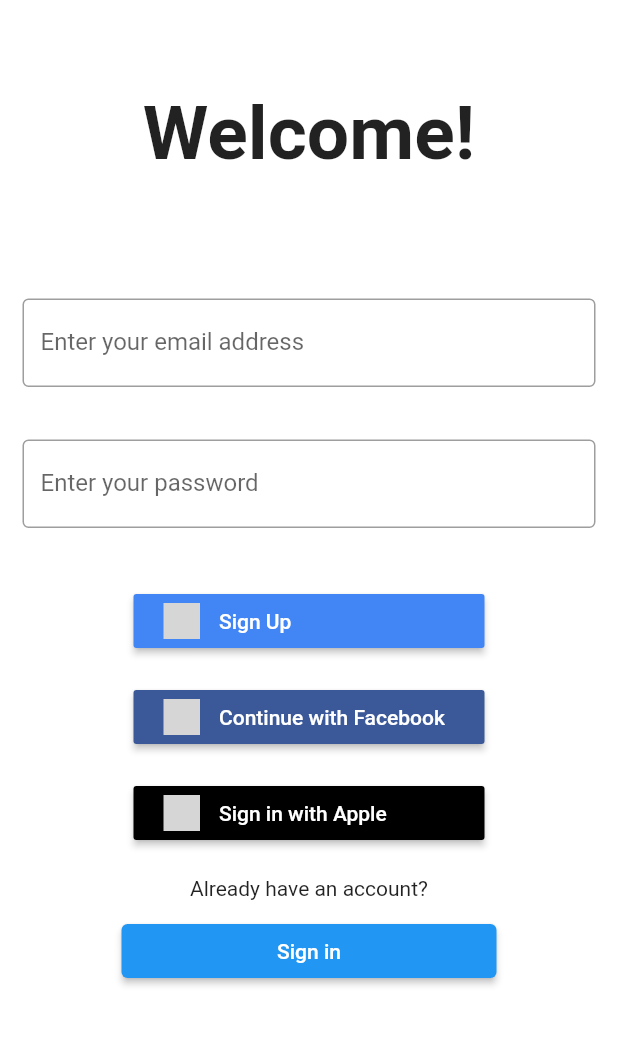
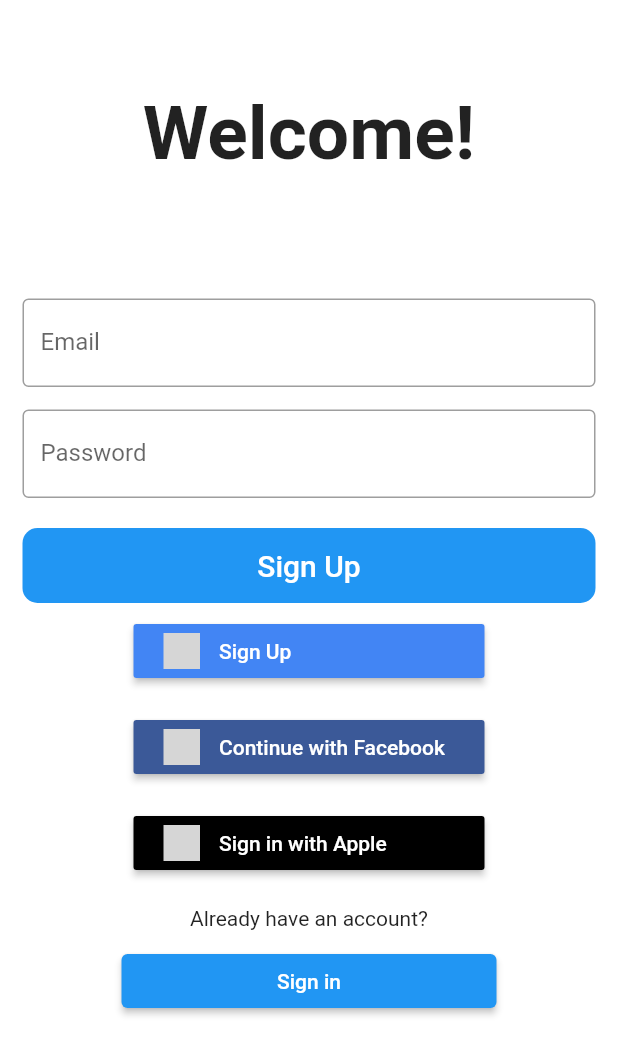
Before and after one commit to BPATHAK10/APMA-Mobile-App, a Flutter app: the SignUpScreen screen opened directly, on a phone screen of 412 x 824 dp. Shown: the top 1055 px of the screen. Run offline on Flutter 3.47's test engine with Material 2 defaults, Android fonts, the phone set to English and light mode, and no system bars; our stand-ins replace flutter_signin_button, settings_ui; grey boxes are pictures that could not be loaded.

Commit message:
skeleton designed

```diff
--- a/apma/lib/screens/signup_screen.dart
+++ b/apma/lib/screens/signup_screen.dart
@@ -33,29 +33,73 @@
               ),
             ),
             Padding(
-              padding: EdgeInsets.fromLTRB(15.0, 20.0, 15.0, 15.0),
+              padding:const EdgeInsets.fromLTRB(
+                15.0,
+                20.0,
+                15.0,
+                0.0,
+              ),
               child: TextField(
+                keyboardType: TextInputType.emailAddress,
                 onChanged: (value) {
                   email = value;
                 },
                 textInputAction: TextInputAction.next,
-                decoration: InputDecoration(
-                    border: OutlineInputBorder(),
-                    labelText: 'Enter your email address',
-                    hintText: 'Enter email'),
+                decoration: const InputDecoration(
+                  border: OutlineInputBorder(),
+                  labelText: 'Email',
+                  hintText: 'Enter email',
+                ),
               ),
             ),
             Padding(
-              padding: EdgeInsets.fromLTRB(15.0, 20.0, 15.0, 30.0),
+              padding: const EdgeInsets.only(
+                  left: 15.0, right: 15.0, top: 15, bottom: 0),
               child: TextField(
                 onChanged: (value) {
                   password = value;
                 },
-                textInputAction: TextInputAction.next,
-                decoration: InputDecoration(
-                    border: OutlineInputBorder(),
-                    labelText: 'Enter your password',
-                    hintText: 'Enter password'),
+                obscureText: true,
+                decoration: const InputDecoration(
+                  border: OutlineInputBorder(),
+                  labelText: 'Password',
+                  hintText: 'Enter password',
+                ),
+                cursorColor: Colors.red,
+                cursorRadius: const Radius.circular(8.0),
+                cursorWidth: 8.0,
+              ),
+            ),
+            Container(
+              height: 50,
+              width: MediaQuery. of(context). size. width-30,
+              margin: const EdgeInsets.only(top: 20),
+              decoration: BoxDecoration(
+                color: Colors.blue,
+                borderRadius: BorderRadius.circular(10),
+              ),
+              child: TextButton(
+                onPressed: () async{
+                  if (email.isEmpty || password.isEmpty) {
+                    ScaffoldMessenger.of(context).showSnackBar(
+                      const SnackBar(
+                        content: Text(
+                          'Please fill out all fields',
+                        ),
+                      ),
+                    );
+                    return;
+                  }
+                  Navigator.pushReplacement(
+                      context,
+                      MaterialPageRoute(
+                          builder: (context) => LoginScreen()
+                      ));
+                },
+                child: const Text(
+                  'Sign Up',
+                  style: TextStyle(color: Colors.white, fontSize: 20),
+                ),
               ),
             ),
             SizedBox(
--- a/apma/pubspec.yaml
+++ b/apma/pubspec.yaml
@@ -35,6 +35,7 @@
   # Use with the CupertinoIcons class for iOS style icons.
   cupertino_icons: ^1.0.2
   flutter_signin_button: ^2.0.0
+  settings_ui: ^2.0.2
 
 dev_dependencies:
   flutter_test:
```
Also changed, not shown: apma/lib/screens/energy_screen.dart (added, +58 -0 lines), apma/lib/screens/home_screen.dart (+10 -28 lines), apma/lib/screens/pain_track_screen.dart (+83 -4 lines), apma/lib/screens/settings_screen.dart (added, +54 -0 lines), apma/lib/widgets/appbar.dart (added, +20 -0 lines), apma/lib/widgets/button.dart (added, +30 -0 lines), apma/lib/widgets/drawer.dart (added, +55 -0 lines).
